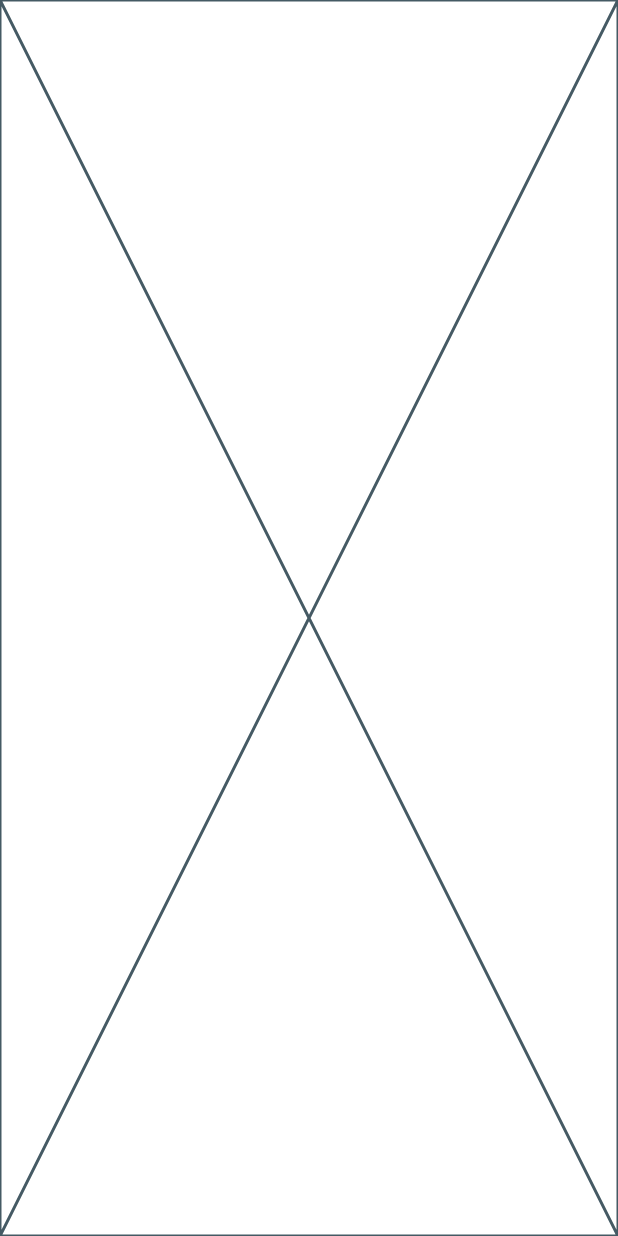
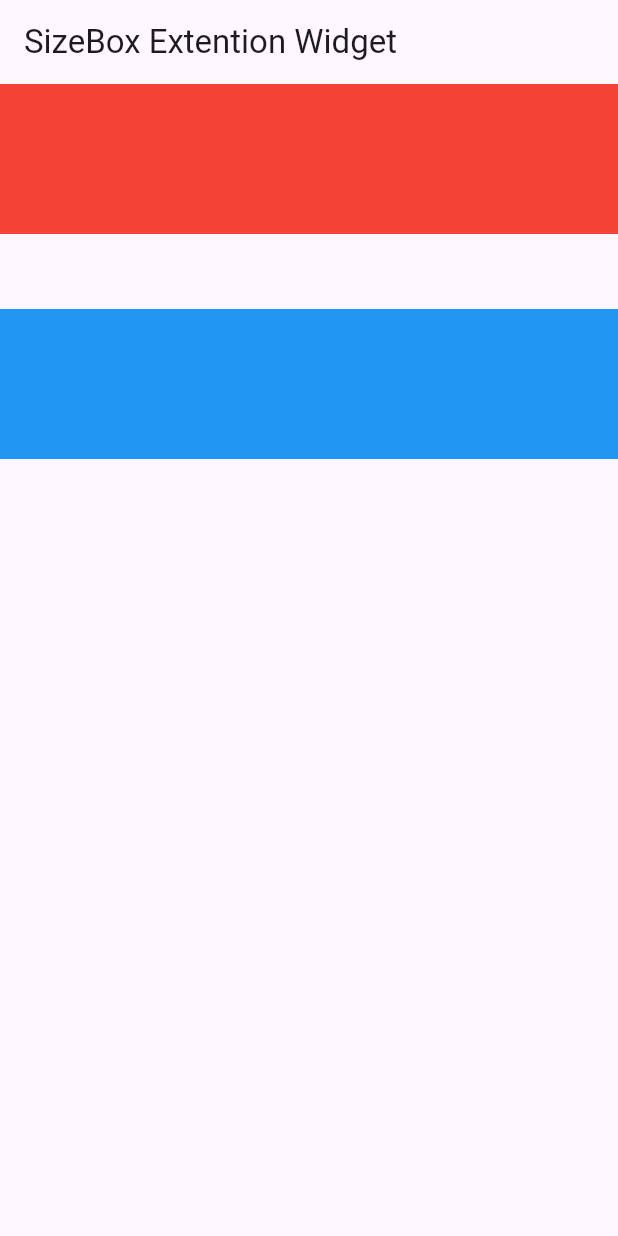
Before and after one commit to atik-sabuj/widgets_app, a Flutter app: the screen it shows after launch, on a phone screen of 412 x 824 dp. Run offline on Flutter 3.47's test engine with Material 3 defaults, Android fonts, the phone set to English and light mode, and no system bars; our stand-ins replace connectivity_plus, country_picker, shared_preferences.

Commit message:
SizeBox Extension Widget #2

```diff
--- a/lib/main.dart
+++ b/lib/main.dart
@@ -1,5 +1,5 @@
 import 'package:flutter/material.dart';
-import 'package:widgets_app/widgets/sizebox_extension_widget.dart';
+import 'package:widgets_app/widgets/sizedbox_extension_widget.dart';
 import 'widgets/custom_drop_down_widget.dart';
 import 'widgets/internet_connectivity_widget.dart';
 import 'widgets/shared_preferenace_widget.dart';
@@ -38,7 +38,7 @@ class MyApp extends StatelessWidget {
       //home: const SharedPreferenceWidget(),
       //home: const CustomDropDownWidget(),
       //home:  InternetConnectivityScreen(),
-      home:  SizeBoxExtensionWidget(),
+      home:  SizedBoxExtensionWidget(),
 
       //home:  SizeBoxExtensionWidget(),
 
--- a/lib/widgets/sizebox_extension_widget.dart
+++ /dev/null
@@ -1,10 +0,0 @@
-import 'package:flutter/material.dart';
-
-class SizeBoxExtensionWidget extends StatelessWidget {
-  const SizeBoxExtensionWidget({super.key});
-
-  @override
-  Widget build(BuildContext context) {
-    return const Placeholder();
-  }
-}
--- /dev/null
+++ b/lib/widgets/sizedbox_extension_widget.dart
@@ -0,0 +1,37 @@
+import 'package:flutter/material.dart';
+
+class SizedBoxExtensionWidget extends StatelessWidget {
+  const SizedBoxExtensionWidget({super.key});
+
+  @override
+  Widget build(BuildContext context) {
+    return Scaffold(
+      appBar: AppBar(
+        title: Text('SizeBox Extention Widget'),
+      ),
+      body: SafeArea(
+        child: Column(
+          children: [
+            Container(
+              height: 100,
+              width: double.infinity,
+              color: Colors.red,
+            ),
+
+            const SizedBox(height: 50,),
+
+            Container(
+              height: 100,
+              width: double.infinity,
+              color: Colors.blue,
+            ),
+
+            const SizedBox(height: 50,),
+            const SizedBox(height: 50,),
+
+          ],
+        ),
+      ),
+    );
+  }
+}
```
